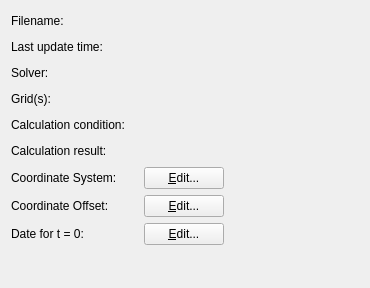
Above: libs/gui/projectproperty/projectpropertybasicinfowidget.ui from i-RIC/prepost-gui before the change. Below: the same form after it.
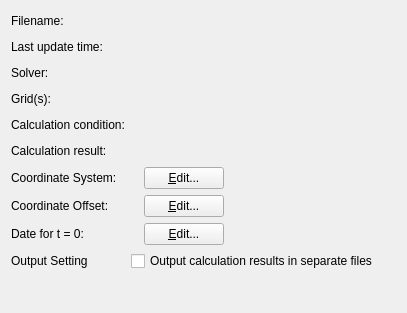
That is the form after the change.

Commit message: Modification for reloading and separating calcultion results

Patch:
```diff
--- a/libs/gui/projectproperty/projectpropertybasicinfowidget.ui
+++ b/libs/gui/projectproperty/projectpropertybasicinfowidget.ui
@@ -6,8 +6,8 @@
    <rect>
     <x>0</x>
     <y>0</y>
-    <width>370</width>
-    <height>288</height>
+    <width>407</width>
+    <height>313</height>
    </rect>
   </property>
   <property name="windowTitle">
@@ -331,6 +331,20 @@
        </item>
       </layout>
      </item>
+     <item row="9" column="0">
+      <widget class="QLabel" name="outputSettingLabel">
+       <property name="text">
+        <string>Output Setting</string>
+       </property>
+      </widget>
+     </item>
+     <item row="9" column="1">
+      <widget class="QCheckBox" name="separateOutputCheckBox">
+       <property name="text">
+        <string>Output calculation results in separate files</string>
+       </property>
+      </widget>
+     </item>
     </layout>
    </item>
    <item>
```
The commit also changes 16 other files.
